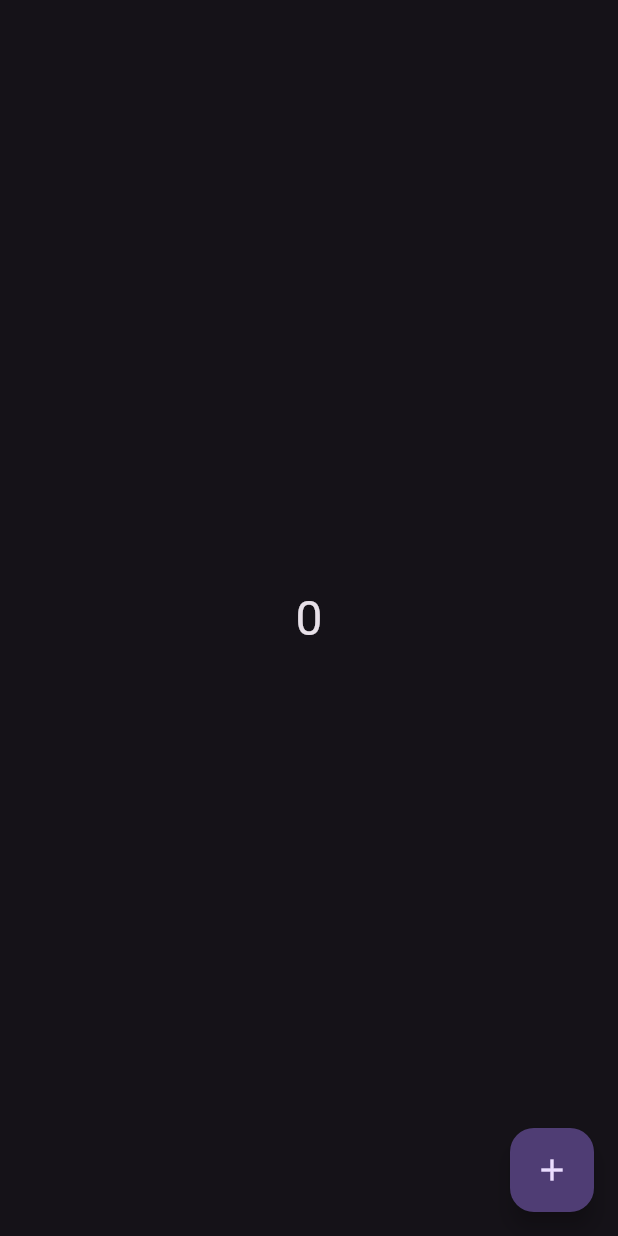
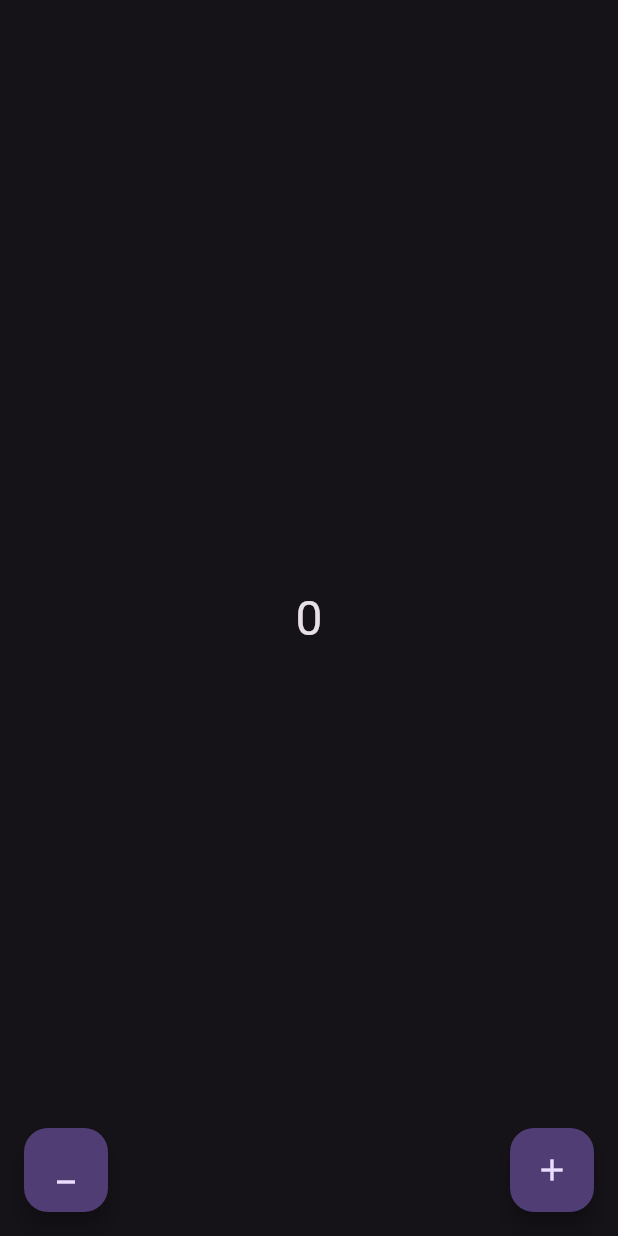
Before and after one commit to hinasahammed/flutter_practice, a Flutter app: the CounterWithShared screen opened directly, on a phone screen of 412 x 824 dp. Run offline on Flutter 3.47's test engine with Material 3 defaults, Android fonts, the phone set to English and light mode, and no system bars; our stand-ins replace flutter_advanced_drawer, flutter_slider_drawer, gap, hidden_drawer_menu, image_picker, lottie and 1 more; missing offline and left inert: text_marquee; accounts and stored records are empty.

Commit message:
some updates on counter

```diff
--- a/lib/main.dart
+++ b/lib/main.dart
@@ -1,5 +1,5 @@
 import 'package:flutter/material.dart';
-import 'package:flutter_practice/practice/drawer/advanced_drawer_custom.dart';
+import 'package:flutter_practice/practice/counter/counter_with_shared.dart';
 
 void main() {
   runApp(const MyApp());
@@ -21,7 +21,7 @@ class MyApp extends StatelessWidget {
         ),
         useMaterial3: true,
       ),
-      home: const AdvancedDrawerCustom(),
+      home: const CounterWithShared(),
     );
   }
 }
--- a/lib/practice/counter/counter_with_shared.dart
+++ b/lib/practice/counter/counter_with_shared.dart
@@ -29,7 +29,25 @@ class _CounterWithSharedState extends State<CounterWithShared> {
             ],
           ),
         ),
-      floatingActionButton: FloatingActionButton(
+        floatingActionButtonLocation: FloatingActionButtonLocation.centerFloat,
+        floatingActionButton: Padding(
+          padding: const EdgeInsets.symmetric(horizontal: 16),
+          child: Row(
+            mainAxisAlignment: MainAxisAlignment.spaceBetween,
+            children: [
+              FloatingActionButton(
+                onPressed: () async {
+                  final pref = await SharedPreferences.getInstance();
+                  var val = pref.getInt("counterValue");
+                  if (val != 0) {
+                    setState(() {
+                      pref.setInt("counterValue", val = val! - 1);
+                    });
+                  }
+                },
+                child: const Icon(Icons.minimize),
+              ),
+              FloatingActionButton(
                 onPressed: () async {
                   final pref = await SharedPreferences.getInstance();
                   var val = pref.getInt("counterValue");
@@ -39,7 +57,9 @@ class _CounterWithSharedState extends State<CounterWithShared> {
                 },
                 child: const Icon(Icons.add),
               ),
-    );
+            ],
+          ),
+        ));
   }
 
   Future<int> getCountVal() async {
```
Lines whose indentation alone changed are shown as unchanged.
